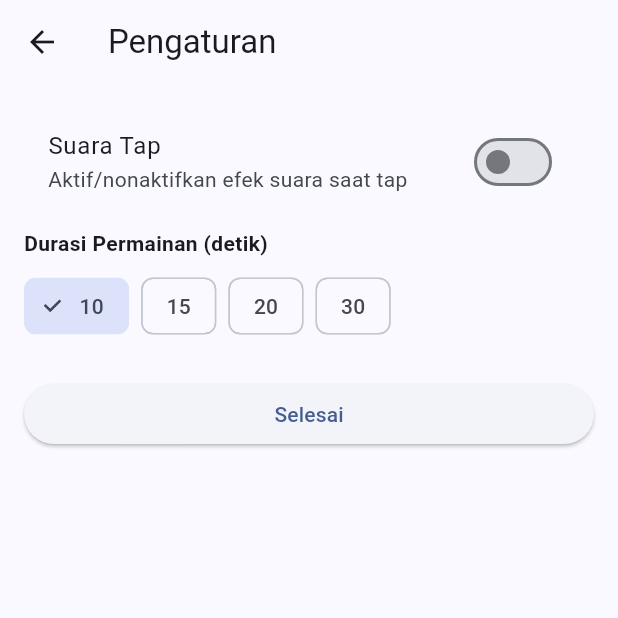
After one commit to krasyid822/aplikasi_mobile, a Flutter app: the SettingsScreen screen opened directly, after a tap on "Suara Tap", on a phone screen of 412 x 824 dp, the top half of it. The commit adds this screen. Run offline on Flutter 3.47's test engine with Material 3 defaults, Android fonts, the phone set to English and light mode, and no system bars; our stand-ins replace audioplayers, flutter_svg, shared_preferences, webview_flutter, youtube_player_flutter; missing offline and left inert: dart:html, dart:ui_web; accounts and stored records are empty.

Commit message:
Add leaderboard functionality and settings screen for tap game
- Implemented LeaderboardScreen to display top scores with reset option.
- Integrated leaderboard saving and loading using SharedPreferences.
- Modified GameTapApp to start game directly and manage scores.
- Added SettingsScreen for sound and duration settings with persistent storage.
- Included audio feedback for tap actions using audioplayers package.
- Updated UI to reflect game state and leaderboard interactions.

```diff
--- /dev/null
+++ b/lib/game_tap_settings_screen.dart
@@ -0,0 +1,85 @@
+import 'package:flutter/material.dart';
+import 'package:shared_preferences/shared_preferences.dart';
+
+class SettingsScreen extends StatefulWidget {
+  const SettingsScreen({super.key});
+
+  @override
+  State<SettingsScreen> createState() => _SettingsScreenState();
+}
+
+class _SettingsScreenState extends State<SettingsScreen> {
+  static const String _soundKey = 'tap_game_sound_enabled';
+  static const String _durationKey = 'tap_game_duration_seconds';
+
+  bool _soundEnabled = true;
+  int _durationSeconds = 10;
+
+  @override
+  void initState() {
+    super.initState();
+    _load();
+  }
+
+  Future<void> _load() async {
+    final prefs = await SharedPreferences.getInstance();
+    setState(() {
+      _soundEnabled = prefs.getBool(_soundKey) ?? true;
+      _durationSeconds = prefs.getInt(_durationKey) ?? 10;
+    });
+  }
+
+  Future<void> _save() async {
+    final prefs = await SharedPreferences.getInstance();
+    await prefs.setBool(_soundKey, _soundEnabled);
+    await prefs.setInt(_durationKey, _durationSeconds);
+  }
+
+  @override
+  Widget build(BuildContext context) {
+    return Scaffold(
+      appBar: AppBar(title: const Text('Pengaturan')),
+      body: ListView(
+        padding: const EdgeInsets.all(16),
+        children: [
+          SwitchListTile(
+            value: _soundEnabled,
+            title: const Text('Suara Tap'),
+            subtitle: const Text('Aktif/nonaktifkan efek suara saat tap'),
+            onChanged: (v) {
+              setState(() => _soundEnabled = v);
+              _save();
+            },
+          ),
+          const SizedBox(height: 8),
+          const Text(
+            'Durasi Permainan (detik)',
+            style: TextStyle(fontWeight: FontWeight.bold),
+          ),
+          const SizedBox(height: 8),
+          Wrap(
+            spacing: 8,
+            children: [10, 15, 20, 30].map((v) {
+              final selected = _durationSeconds == v;
+              return ChoiceChip(
+                label: Text('$v'),
+                selected: selected,
+                onSelected: (_) {
+                  setState(() => _durationSeconds = v);
+                  _save();
+                },
+              );
+            }).toList(),
+          ),
+          const SizedBox(height: 24),
+          ElevatedButton(
+            onPressed: () {
+              Navigator.of(context).pop();
+            },
+            child: const Text('Selesai'),
+          ),
+        ],
+      ),
+    );
+  }
+}
--- a/pubspec.yaml
+++ b/pubspec.yaml
@@ -84,6 +84,7 @@ flutter:
   # To add assets to your application, add an assets section, like this:
   assets:
     - assets/audio/huruf/
+    - assets/audio/tap_game/
     - assets/image/
     - assets/svgs/
     - assets/image/login/
```
Also changed, not shown: lib/game_tap_leaderboard_screen.dart (added, +74 -0 lines), lib/game_tap_main.dart (added, +401 -0 lines), lib/main.dart (+37 -0 lines), pubspec.lock, 6 other files.
